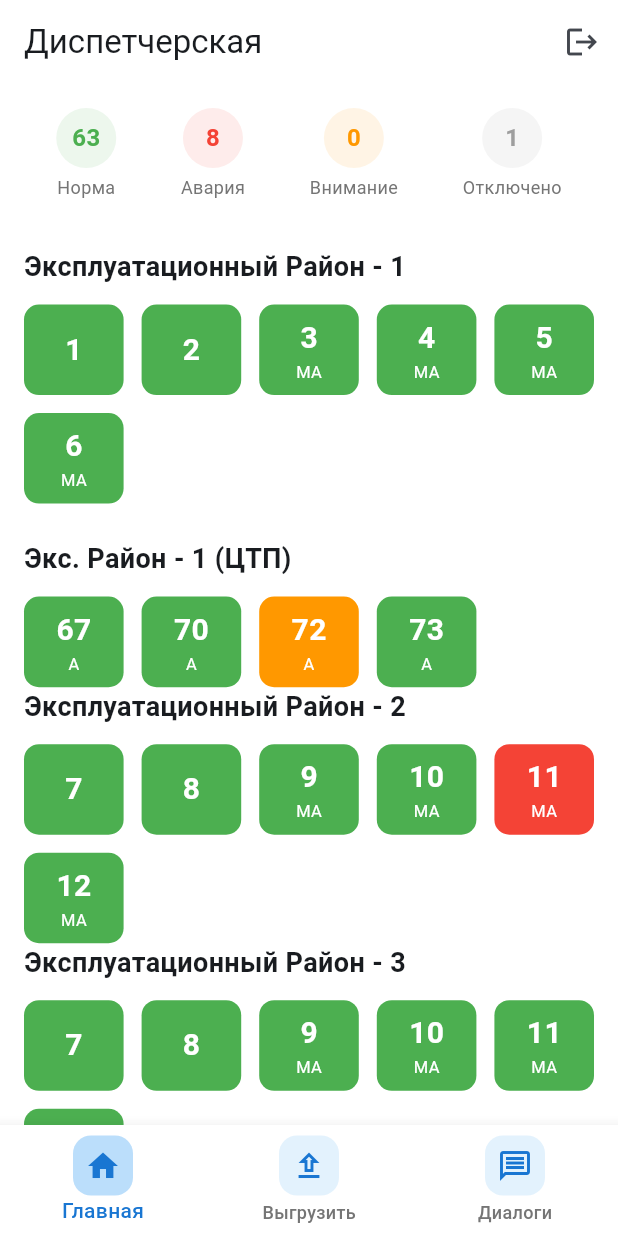
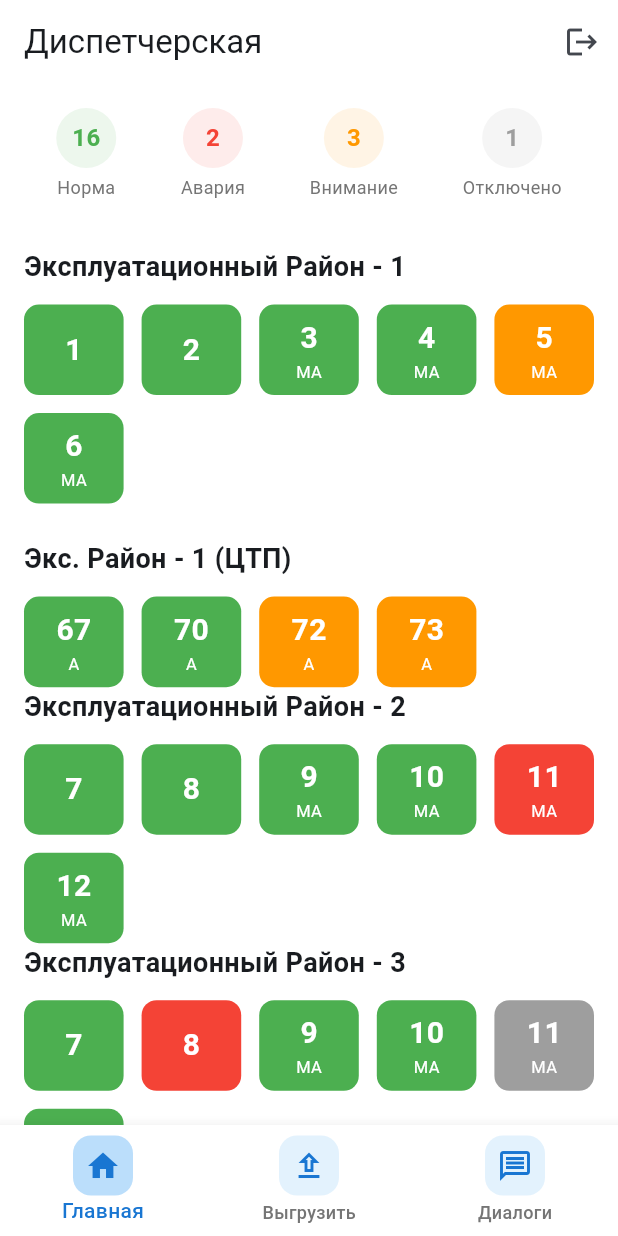
Before and after one commit to WiesY/ManageCenter_Flutter, a Flutter app: the DashboardScreen screen opened directly, on a phone screen of 412 x 824 dp. Run offline on Flutter 3.47's test engine with Material 3 defaults, Android fonts, the light colour scheme and no system bars; our stand-ins replace flutter_bloc.

Commit message:
Update dashboard_screen.dart

```diff
--- a/lib/screens/dashboard_screen.dart
+++ b/lib/screens/dashboard_screen.dart
@@ -15,6 +15,59 @@ class DashboardScreen extends StatefulWidget {
 
 class _DashboardScreenState extends State<DashboardScreen> {
   int _currentIndex = 0;
+  String? _selectedFilter;
+
+  List<Widget> _filterBoilers(List<Widget> boilers, String? filter) {
+  if (filter == null) return boilers;
+
+  return boilers.where((boiler) {
+    if (boiler is Material) {
+      final inkWell = (boiler as Material).child as InkWell;
+      final container = inkWell.child as Container;
+      final column = container.child as Column;
+
+      switch (filter) {
+        case 'Норма':
+          return boiler.color == Colors.green;
+        case 'Авария':
+          return boiler.color == Colors.red;
+        case 'Внимание':
+          return boiler.color == Colors.orange;
+        case 'Отключено':
+          return boiler.color == Colors.grey;
+        default:
+          return true;
+      }
+    }
+    return false;
+  }).toList();
+}
+
+Map<String, int> _countBoilersByStatus(List<List<Widget>> allBoilers) {
+    Map<String, int> counts = {
+      'Норма': 0,
+      'Авария': 0,
+      'Внимание': 0,
+      'Отключено': 0,
+    };
+
+    for (var boilerList in allBoilers) {
+      for (var boiler in boilerList) {
+        if (boiler is Material) {
+          if (boiler.color == Colors.green) {
+            counts['Норма'] = counts['Норма']! + 1;
+          } else if (boiler.color == Colors.red) {
+            counts['Авария'] = counts['Авария']! + 1;
+          } else if (boiler.color == Colors.orange) {
+            counts['Внимание'] = counts['Внимание']! + 1;
+          } else if (boiler.color == Colors.grey) {
+            counts['Отключено'] = counts['Отключено']! + 1;
+          }
+        }
+      }
+    }
+    return counts;
+  }
 
   void _showLogoutDialog(BuildContext context) {
   showDialog(
@@ -43,7 +96,49 @@ class _DashboardScreenState extends State<DashboardScreen> {
 }
 
   @override
+ @override
 Widget build(BuildContext context) {
+  // Создаем списки котельных для каждого района
+  final List<List<Widget>> allBoilersList = [
+    // ЭР-1
+    [
+      _buildBoilerButton('1', 'normal'),
+      _buildBoilerButton('2', 'normal'),
+      _buildBoilerButton('3', 'normal', 'MA'),
+      _buildBoilerButton('4', 'normal', 'MA'),
+      _buildBoilerButton('5', 'warning', 'MA'),
+      _buildBoilerButton('6', 'normal', 'MA'),
+    ],
+    // ЭР-1 (ЦТП)
+    [
+      _buildBoilerButton('67', 'normal', 'A'),
+      _buildBoilerButton('70', 'normal', 'A'),
+      _buildBoilerButton('72', 'warning', 'A'),
+      _buildBoilerButton('73', 'warning', 'A'),
+    ],
+    // ЭР-2
+    [
+      _buildBoilerButton('7', 'normal'),
+      _buildBoilerButton('8', 'normal'),
+      _buildBoilerButton('9', 'normal', 'MA'),
+      _buildBoilerButton('10', 'normal', 'MA'),
+      _buildBoilerButton('11', 'error', 'MA'),
+      _buildBoilerButton('12', 'normal', 'MA'),
+    ],
+    // ЭР-3
+    [
+      _buildBoilerButton('7', 'normal'),
+      _buildBoilerButton('8', 'error'),
+      _buildBoilerButton('9', 'normal', 'MA'),
+      _buildBoilerButton('10', 'normal', 'MA'),
+      _buildBoilerButton('11', '', 'MA'),
+      _buildBoilerButton('12', 'normal', 'MA'),
+    ],
+  ];
+
+  // Подсчитываем статистику
+  final boilerCounts = _countBoilersByStatus(allBoilersList);
+
   return Scaffold(
     backgroundColor: Colors.white,
     appBar: AppBar(
@@ -59,16 +154,16 @@ IconButton(
     ),
     body: Column(
       children: [
-          // Статус котельных
+        // Статус котельных с реальными данными
         Container(
           padding: const EdgeInsets.all(16),
           child: Row(
             mainAxisAlignment: MainAxisAlignment.spaceAround,
             children: [
-                _buildStatusIndicator('Норма', 63, Colors.green),
-                _buildStatusIndicator('Авария', 8, Colors.red),
-                _buildStatusIndicator('Внимание', 0, Colors.orange),
-                _buildStatusIndicator('Отключено', 1, Colors.grey),
+              _buildStatusIndicator('Норма', boilerCounts['Норма']!, Colors.green),
+              _buildStatusIndicator('Авария', boilerCounts['Авария']!, Colors.red),
+              _buildStatusIndicator('Внимание', boilerCounts['Внимание']!, Colors.orange),
+              _buildStatusIndicator('Отключено', boilerCounts['Отключено']!, Colors.grey),
             ],
           ),
         ),
@@ -79,46 +174,20 @@ IconButton(
             children: [
               _buildDistrictSection(
                 'Эксплуатационный Район - 1',
-                  [
-                    _buildBoilerButton('1', 'normal'),
-                    _buildBoilerButton('2', 'normal'),
-                    _buildBoilerButton('3', 'normal', 'MA'),
-                    _buildBoilerButton('4', 'normal', 'MA'),
-                    _buildBoilerButton('5', 'normal', 'MA'),
-                    _buildBoilerButton('6', 'normal', 'MA'),
-                  ],
+                allBoilersList[0],
               ),
               const SizedBox(height: 24),
               _buildDistrictSection(
                 'Экс. Район - 1 (ЦТП)',
-                  [
-                    _buildBoilerButton('67', 'normal', 'A'),
-                    _buildBoilerButton('70', 'normal', 'A'),
-                    _buildBoilerButton('72', 'warning', 'A'),
-                    _buildBoilerButton('73', 'normal', 'A'),
-                  ],
+                allBoilersList[1],
               ),
               _buildDistrictSection(
                 'Эксплуатационный Район - 2',
-                  [
-                    _buildBoilerButton('7', 'normal'),
-                    _buildBoilerButton('8', 'normal'),
-                    _buildBoilerButton('9', 'normal', 'MA'),
-                    _buildBoilerButton('10', 'normal', 'MA'),
-                    _buildBoilerButton('11', 'error', 'MA'),
-                    _buildBoilerButton('12', 'normal', 'MA'),
-                  ],
+                allBoilersList[2],
               ),
               _buildDistrictSection(
                 'Эксплуатационный Район - 3',
-                  [
-                    _buildBoilerButton('7', 'normal'),
-                    _buildBoilerButton('8', 'normal'),
-                    _buildBoilerButton('9', 'normal', 'MA'),
-                    _buildBoilerButton('10', 'normal', 'MA'),
-                    _buildBoilerButton('11', 'normal', 'MA'),
-                    _buildBoilerButton('12', 'normal', 'MA'),
-                  ],
+                allBoilersList[3],
               ),
             ],
           ),
@@ -137,14 +206,25 @@ IconButton(
 }
 
  Widget _buildStatusIndicator(String label, int count, Color color) {
-    return Column(
+  final isSelected = _selectedFilter == label;
+
+  return GestureDetector(
+    onTap: () {
+      setState(() {
+        _selectedFilter = isSelected ? null : label;
+      });
+    },
+    child: Column(
       children: [
         Container(
           width: 40,
           height: 40,
           decoration: BoxDecoration(
-            color: color.withOpacity(0.1),
+            color: color.withOpacity(isSelected ? 0.3 : 0.1),
             shape: BoxShape.circle,
+            border: isSelected
+              ? Border.all(color: color, width: 2)
+              : null,
           ),
           child: Center(
             child: Text(
@@ -161,15 +241,23 @@ IconButton(
         Text(
           label,
           style: TextStyle(
-            color: Colors.grey[600],
+            color: isSelected ? color : Colors.grey[600],
             fontSize: 12,
+            fontWeight: isSelected ? FontWeight.bold : FontWeight.normal,
           ),
         ),
       ],
+    ),
   );
 }
 
   Widget _buildDistrictSection(String title, List<Widget> boilers) {
+  final filteredBoilers = _filterBoilers(boilers, _selectedFilter);
+
+  if (filteredBoilers.isEmpty) {
+    return const SizedBox.shrink();
+  }
+
   return Column(
     crossAxisAlignment: CrossAxisAlignment.start,
     children: [
@@ -188,7 +276,7 @@ IconButton(
         mainAxisSpacing: 12,
         crossAxisSpacing: 12,
         childAspectRatio: 1.1,
-        children: boilers,
+        children: filteredBoilers,
       ),
     ],
   );
```
Lines whose indentation alone changed are shown as unchanged.
